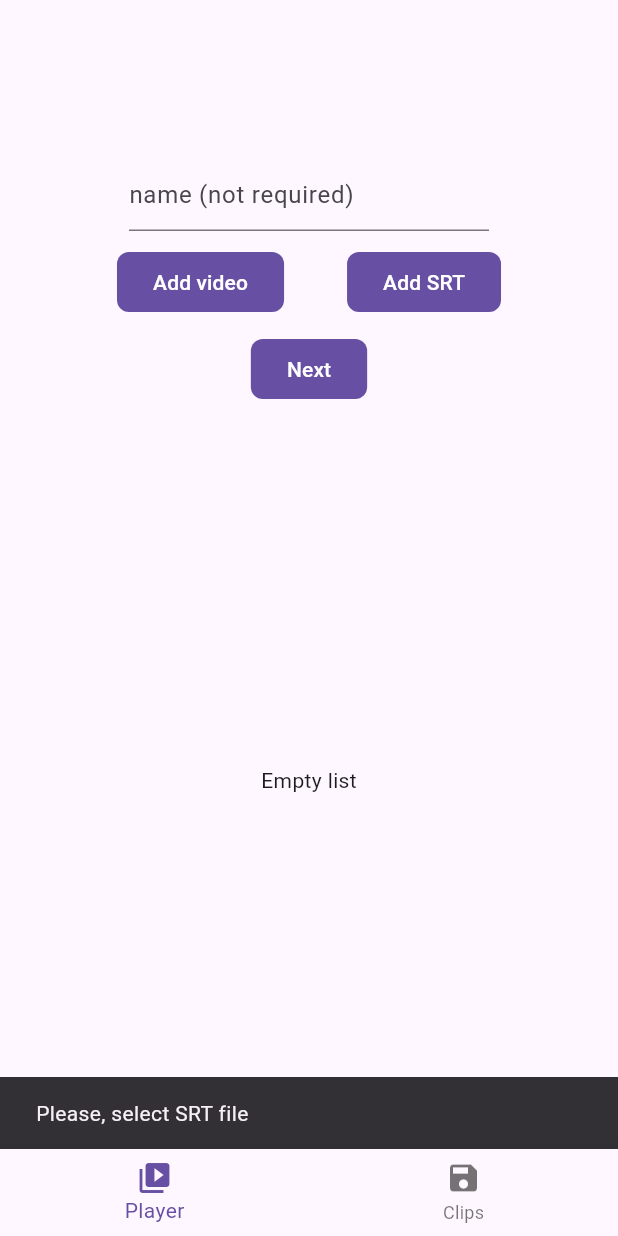
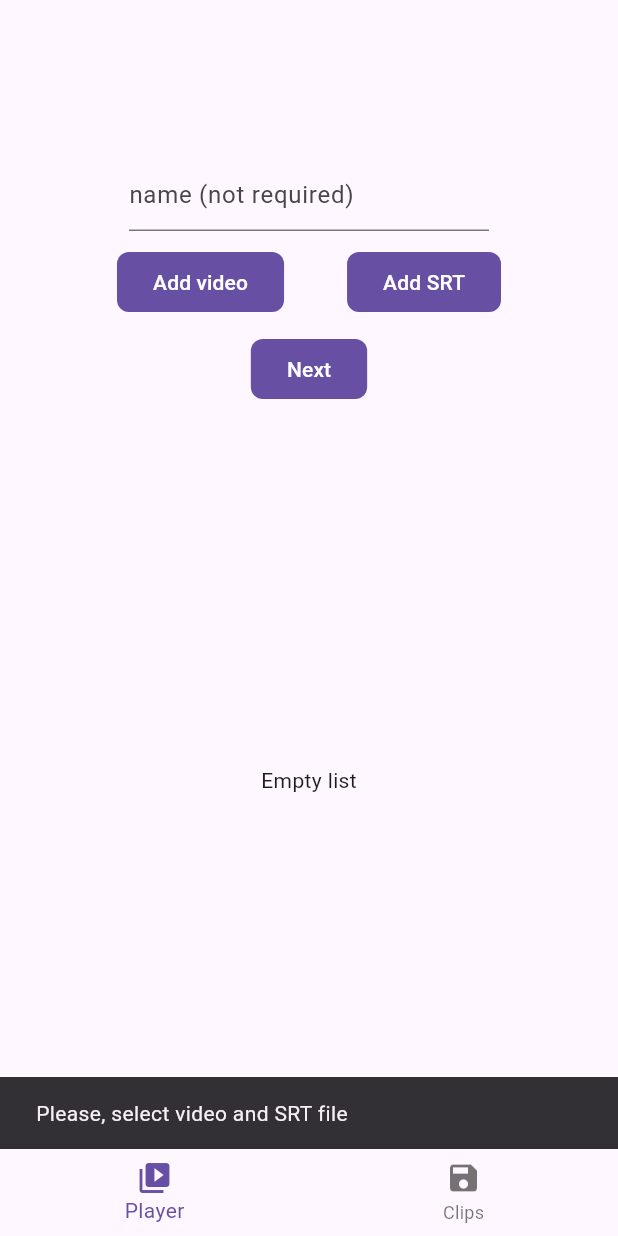
Before and after one commit to maksym7576/eiga-learn, a Flutter app: the screen it shows after launch, after a tap on "Next", on a phone screen of 412 x 824 dp. Run offline on Flutter 3.47's test engine with Material 3 defaults, Android fonts, the phone set to English and light mode, and no system bars; our stand-ins replace file_picker, flutter_hooks, go_router, hive, hive_flutter, hooks_riverpod; missing offline and left inert: video_thumbnail; accounts and stored records are empty.

```diff
--- a/lib/navigators/router.dart
+++ b/lib/navigators/router.dart
@@ -28,7 +28,7 @@ final GoRouter router = GoRouter(
     // Окремий роут для відео (без bottom bar)
     GoRoute(
       path: '/video',
-      builder: (context, state) => const video_screen(),
+      builder: (context, state) => const VideoScreen(),
     ),
   ],
 );
--- a/lib/screens/main_screen.dart
+++ b/lib/screens/main_screen.dart
@@ -25,7 +25,7 @@ class _MainScreenState extends ConsumerState<MainScreen> {
     if (result != null) {
       setState(() => _videoFile = result.files.single.path!);
       ScaffoldMessenger.of(context).showSnackBar(
-        SnackBar(content: Text('Select video: ${result.files.single.name}')),
+        SnackBar(content: Text('Selected video: ${result.files.single.name}')),
       );
     }
   }
@@ -45,16 +45,11 @@ class _MainScreenState extends ConsumerState<MainScreen> {
 
   Future<void> _addVideo() async {
     if (_videoFile == null || _srtFile == null) {
-      ScaffoldMessenger.of(
-        context,
-      ).showSnackBar(const SnackBar(content: Text('Please, select SRT file')));
+      ScaffoldMessenger.of(context).showSnackBar(
+        const SnackBar(content: Text('Please, select video and SRT file')),
+      );
+      return; // 🔹 вихід, щоб не впав код
     }
-
-    // showDialog(
-    //   context: context,
-    //   barrierDismissible: false,
-    //   builder: (_) => const Center(child: CircularProgressIndicator()),
-    // );
 
     final name = _nameController.text.isEmpty
         ? _videoFile!.split('/').last
@@ -66,26 +61,28 @@ class _MainScreenState extends ConsumerState<MainScreen> {
 
     if (thumbnail == null) {
       ScaffoldMessenger.of(context).showSnackBar(
-        const SnackBar(content: Text('fail to generate thumbnail')),
+        const SnackBar(content: Text('Fail to generate thumbnail')),
       );
     }
 
     final newVideo = video_object(
       name: name,
-      videoPath: _videoFile!,
-      srtPath: _srtFile!,
+      videoPath: _videoFile!, // 🔹 String
+      srtPath: _srtFile!, // 🔹 String
       createdAt: DateTime.now(),
       thumbnailPath: thumbnail,
     );
 
     await ref.read(videoServiceProvider.notifier).addVideo(newVideo);
+
     context.go(
       '/video',
       extra: {
-        'videoPath': _videoFile!,
-        'srtPath': _srtFile!,
+        'videoPath': _videoFile!, // 🔹 тепер String
+        'srtPath': _srtFile!, // 🔹 теж String
       },
     );
+
     setState(() {
       _videoFile = null;
       _srtFile = null;
@@ -100,10 +97,10 @@ class _MainScreenState extends ConsumerState<MainScreen> {
     await showDialog(
       context: context,
       builder: (_) => AlertDialog(
-        title: const Text('Name edit'),
+        title: const Text('Edit name'),
         content: TextField(
           controller: controller,
-          decoration: const InputDecoration(hintText: 'Select new name'),
+          decoration: const InputDecoration(hintText: 'Enter new name'),
         ),
         actions: [
           TextButton(
@@ -192,7 +189,6 @@ class _MainScreenState extends ConsumerState<MainScreen> {
                 ),
                 dense: true,
               ),
-
             FilledButton(
               onPressed: _addVideo,
               style: FilledButton.styleFrom(
@@ -216,9 +212,8 @@ class _MainScreenState extends ConsumerState<MainScreen> {
                       title: Text(video.name ?? 'Without name'),
                       subtitle: video.createdAt != null
                           ? Text(
-                                    DateFormat(
-                                      'yyyy-MM-dd – HH:mm',
-                                    ).format(video.createdAt!),
+                        DateFormat('yyyy-MM-dd – HH:mm')
+                            .format(video.createdAt!),
                       )
                           : const Text('Date not set'),
                       leading: video.thumbnailPath != null
@@ -246,9 +241,9 @@ class _MainScreenState extends ConsumerState<MainScreen> {
                           ),
                           PopupMenuButton<String>(
                             onSelected: (value) {
-                                    if (value == 'edit')
+                              if (value == 'edit') {
                                 _showEditDialog(index);
-                                    else if (value == 'delete') {
+                              } else if (value == 'delete') {
                                 ref
                                     .read(videoServiceProvider.notifier)
                                     .deleteVideo(index);
@@ -272,8 +267,8 @@ class _MainScreenState extends ConsumerState<MainScreen> {
                         context.go(
                           '/video',
                           extra: {
-                                  'videoPath': video.videoPath,
-                                  'srtPath': video.srtPath,
+                            'videoPath': video.videoPath, // 🔹 String
+                            'srtPath': video.srtPath, // 🔹 String
                           },
                         );
                       },
--- a/pubspec.yaml
+++ b/pubspec.yaml
@@ -66,6 +66,7 @@ dependencies:
 
   hooks_riverpod: ^3.0.0
   flutter_hooks: ^0.21.3+1
+  flutter_riverpod: ^3.0.0
 
   # The following adds the Cupertino Icons font to your application.
   # Use with the CupertinoIcons class for iOS style icons.
```
Also changed, not shown: pubspec.lock. Lines whose indentation alone changed are shown as unchanged.
